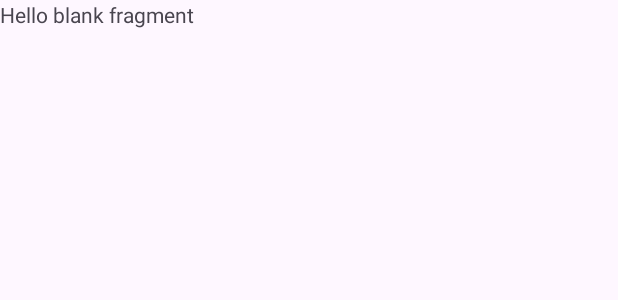
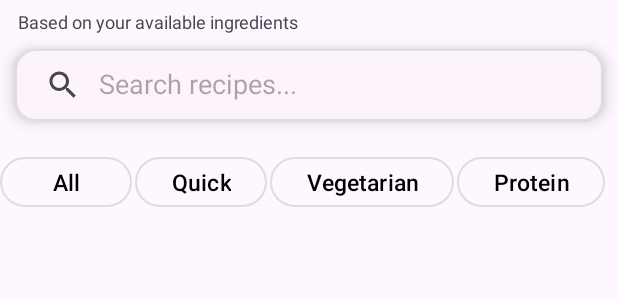
Before and after one commit to kheirallah17/tbokhle, an Android app: the layout fragment_four.xml on its own in the app's theme, with its tools: preview values and no code run, on a phone screen of 412 x 824 dp. Shown: the top 300 px of the screen. Run offline under Robolectric (Android 15) with nearby library versions, the phone set to English and light mode, and no system bars.

Commit message:
recipes ui and action bar

```diff
--- a/app/src/main/res/layout/fragment_four.xml
+++ b/app/src/main/res/layout/fragment_four.xml
@@ -1,14 +1,112 @@
 <?xml version="1.0" encoding="utf-8"?>
-<FrameLayout xmlns:android="http://schemas.android.com/apk/res/android"
+<TableLayout xmlns:android="http://schemas.android.com/apk/res/android"
     xmlns:tools="http://schemas.android.com/tools"
     android:layout_width="match_parent"
     android:layout_height="match_parent"
+    android:orientation="vertical"
+    xmlns:app="http://schemas.android.com/apk/res-auto"
     tools:context=".fragments.FragmentFour">
+    <TableRow
+        android:layout_marginTop="6dp"
+        android:layout_marginLeft="12dp"
 
-    <!-- TODO: Update blank fragment layout -->
+        >
     <TextView
+        android:id="@+id/tvSubtitle"
+        android:layout_width="0dp"
+        android:layout_weight="1"
+        android:layout_height="wrap_content"
+        android:textSize="12sp"
+
+        android:text="@string/based_on_your_available_ingredients"/>
+    </TableRow>
+
+    <TableRow
         android:layout_width="match_parent"
-        android:layout_height="match_parent"
-        android:text="@string/hello_blank_fragment" />
+        android:layout_height="wrap_content">
 
-</FrameLayout>
+        <com.google.android.material.card.MaterialCardView
+            android:layout_width="0dp"
+            android:layout_weight="1"
+            android:layout_height="wrap_content"
+            android:layout_margin="10dp"
+            app:cardCornerRadius="14dp"
+            app:cardElevation="6dp"
+            app:strokeWidth="1dp"
+            app:cardBackgroundColor="#FDF4FB"
+            app:strokeColor="#DDDDDD">
+
+            <LinearLayout
+                android:layout_width="match_parent"
+                android:layout_height="wrap_content"
+                android:orientation="horizontal">
+
+                <SearchView
+                    android:id="@+id/searchView"
+                    android:layout_width="match_parent"
+                    android:layout_height="wrap_content"
+                    android:queryHint="Search recipes..."
+                    android:iconifiedByDefault="false" />
+            </LinearLayout>
+
+        </com.google.android.material.card.MaterialCardView>
+    </TableRow>
+
+
+    <TableRow
+    android:id="@+id/Group"
+        android:layout_width="match_parent"
+        android:layout_height="wrap_content"
+        android:layout_marginTop="10dp"
+        >
+
+        <com.google.android.material.button.MaterialButton
+            android:id="@+id/btnAll"
+            android:layout_width="match_parent"
+            android:layout_height="wrap_content"
+            android:layout_marginEnd="2dp"
+            android:text="@string/all"
+            style="@style/FilterBtn" />
+
+        <com.google.android.material.button.MaterialButton
+            android:id="@+id/btnQuick"
+            android:layout_width="match_parent"
+
+            android:layout_height="wrap_content"
+            android:text="Quick"
+            android:layout_marginEnd="2dp"
+            style="@style/FilterBtn" />
+
+        <com.google.android.material.button.MaterialButton
+            android:id="@+id/btnVeg"
+            android:layout_width="match_parent"
+
+            android:layout_height="wrap_content"
+            android:layout_marginEnd="2dp"
+            android:text="@string/vegetarian"
+            style="@style/FilterBtn" />
+
+        <com.google.android.material.button.MaterialButton
+            android:id="@+id/btnProtein"
+            android:layout_width="match_parent"
+
+            android:layout_height="wrap_content"
+            android:text="@string/protein"
+            style="@style/FilterBtn" />
+    </TableRow>
+
+    <TableRow
+        android:layout_margin="10dp">
+    <androidx.recyclerview.widget.RecyclerView
+            android:id="@+id/recViewRecipes"
+            android:layout_width="0dp"
+            android:layout_weight="1"
+            android:layout_height="wrap_content"
+            android:layout_marginTop="12dp" />
+
+    </TableRow>
+
+    <!-- or change to match_parent -->
+
+
+</TableLayout>
--- a/app/src/main/res/values/strings.xml
+++ b/app/src/main/res/values/strings.xml
@@ -2,4 +2,15 @@
     <string name="app_name">tbokhle</string>
     <string name="title_activity_main">activity_main</string>>
     <string name="hello_blank_fragment">Hello blank fragment</string>
+    <string name="based_on_your_available_ingredients">Based on your available ingredients</string>
+    <string name="all_recipes">All Recipes</string>
+    <string name="quick_meals">Quick Meals</string>
+    <string name="vegetarian">Vegetarian</string>
+    <string name="high_protein">High Protein</string>
+    <string name="_25_min">25 min</string>
+    <string name="dot">•</string>
+    <string name="_10_11_ingredients">10/11 ingredients</string>
+    <string name="fresh_veggie_delight">Fresh Veggie Delight</string>
+    <string name="all">All</string>
+    <string name="protein">Protein</string>
 </resources>
--- /dev/null
+++ b/app/src/main/res/values/styles.xml
@@ -0,0 +1,15 @@
+<?xml version="1.0" encoding="utf-8"?>
+<resources>
+
+    <!-- Button style for filter buttons -->
+    <style name="FilterBtn" parent="Widget.Material3.Button.OutlinedButton">
+        <item name="android:textColor">@color/black</item>
+        <item name="strokeColor">#DDDDDD</item>
+        <item name="strokeWidth">1dp</item>
+        <item name="cornerRadius">18dp</item>
+        <item name="elevation">6dp</item>
+    <item name="android:textSize">15sp</item>
+        <item name="android:minHeight">40dp</item>
+    </style>
+
+</resources>
--- a/app/src/main/res/values/themes.xml
+++ b/app/src/main/res/values/themes.xml
@@ -1,8 +1,8 @@
 <resources xmlns:tools="http://schemas.android.com/tools">
     <!-- Base application theme. -->
     <style name="Base.Theme.Tbokhle" parent="Theme.Material3.DayNight.NoActionBar">
-        <!-- Customize your light theme here. -->
-        <!-- <item name="colorPrimary">@color/my_light_primary</item> -->
+<!--        <item name="android:windowBackground">@android:color/white</item>-->
+<!--        <item name="colorSurface">@android:color/white</item>-->
     </style>
 
     <style name="Theme.Tbokhle" parent="Base.Theme.Tbokhle" />
```
Also changed, not shown: app/src/main/java/com/example/tbokhle/MainActivity.java (+31 -6 lines), app/src/main/java/com/example/tbokhle/Recipe.java (added, +26 -0 lines), app/src/main/java/com/example/tbokhle/RecipesAdapter.java (added, +68 -0 lines), app/src/main/java/com/example/tbokhle/fragments/FragmentFour.java (+23 -44 lines), app/src/main/res/layout/activity_main.xml (+10 -0 lines), app/src/main/res/layout/row_recipes.xml (added, +86 -0 lines), app/src/main/res/drawable/food.jpg (added).
